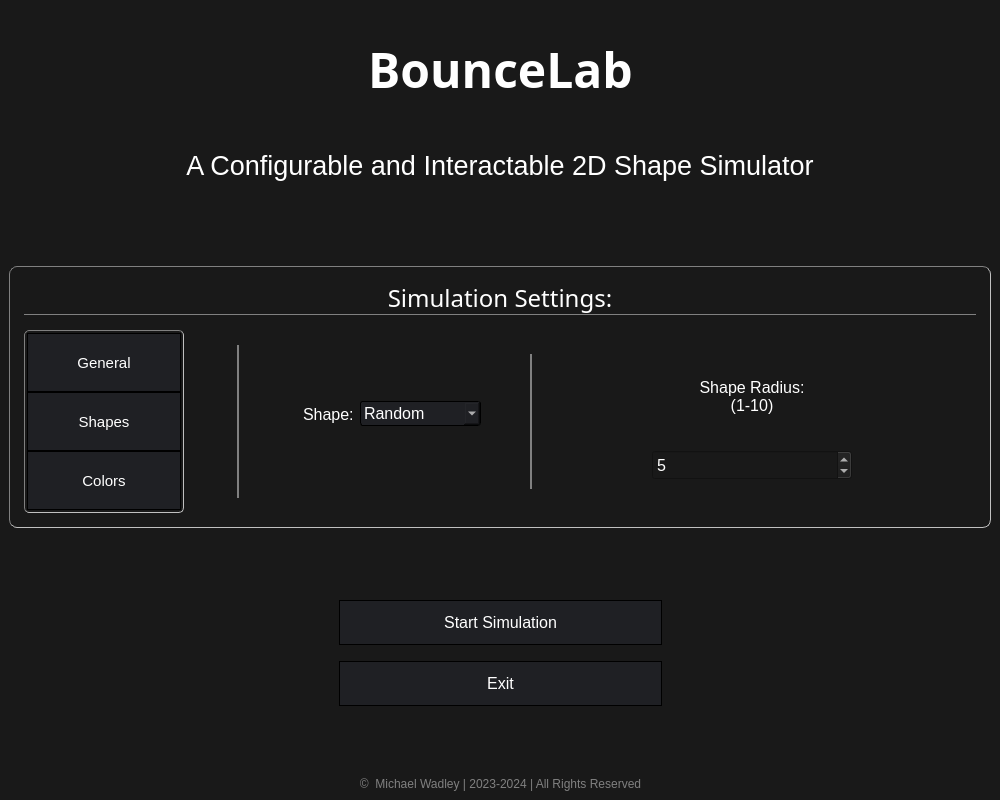
Qt form mainwindow.ui (mwdle/BounceLab) before a commit.
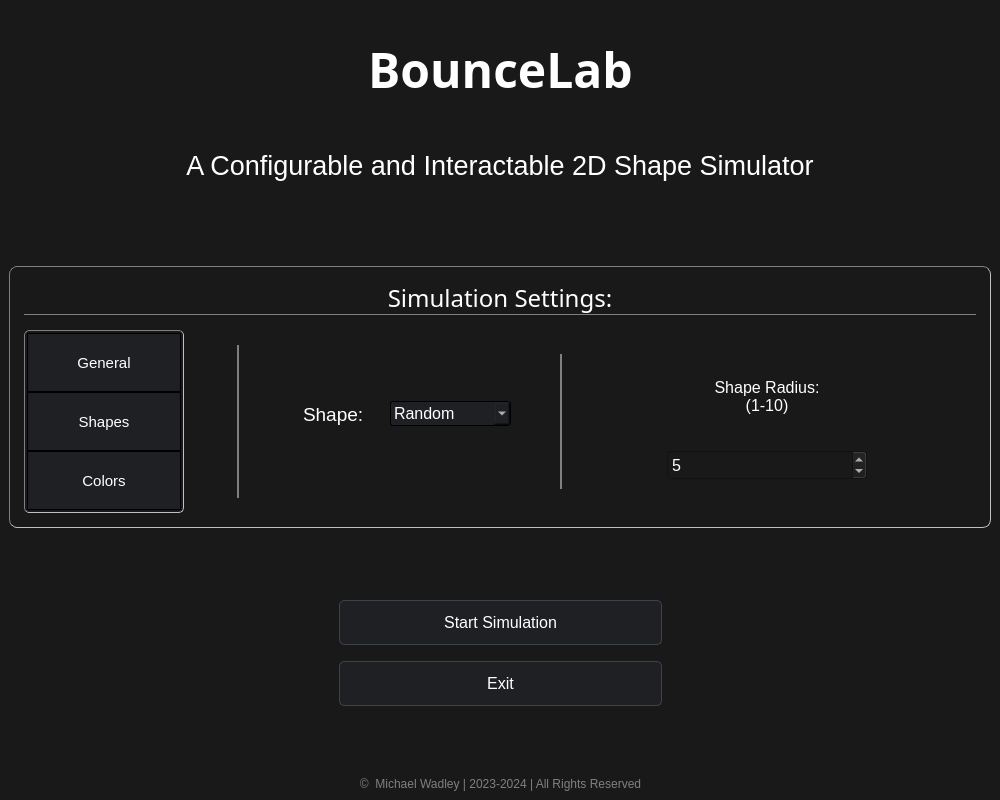
The same form after that commit. The open tabs and pages were chosen to show the change. Icons and pictures are not drawn. Custom widgets are drawn as their Qt base class.

```diff
--- a/mainwindow.ui
+++ b/mainwindow.ui
@@ -288,9 +288,9 @@
              <string notr="true">QPushButton{
 	background-color: #1f2024;
 	border-style: solid;
-	border-color: black;
+	border-color: #3f424a;
 	border-width: 1px;
-	border-radius:0px;
+	border-radius:5px;
 }
 QPushButton:hover
 {
@@ -345,9 +345,9 @@
              <string notr="true">QPushButton{
 	background-color: #1f2024;
 	border-style: solid;
-	border-color: black;
+	border-color: #3f424a;
 	border-width: 1px;
-	border-radius:0px;
+	border-radius:5px;
 }
 QPushButton:hover
 {
@@ -922,7 +922,7 @@
                 <widget class="QLabel" name="shapeLabel">
                  <property name="font">
                   <font>
-                   <pointsize>12</pointsize>
+                   <pointsize>14</pointsize>
                   </font>
                  </property>
                  <property name="styleSheet">
@@ -933,6 +933,22 @@
                  </property>
                 </widget>
                </item>
+               <item>
+                <spacer name="horizontalSpacer_7">
+                 <property name="orientation">
+                  <enum>Qt::Horizontal</enum>
+                 </property>
+                 <property name="sizeType">
+                  <enum>QSizePolicy::Minimum</enum>
+                 </property>
+                 <property name="sizeHint" stdset="0">
+                  <size>
+                   <width>20</width>
+                   <height>20</height>
+                  </size>
+                 </property>
+                </spacer>
+               </item>
                <item>
                 <widget class="QComboBox" name="shapeDropdown">
                  <property name="font">
```
Left out of the diff: 4 changed lines with no effect on the pictures.
